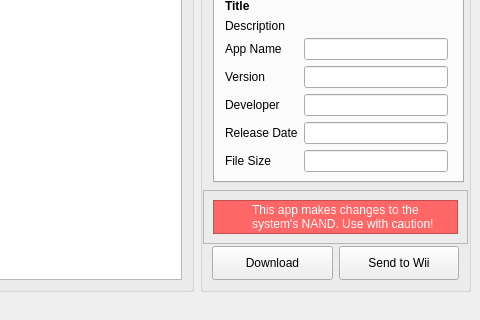
Before: the Qt Designer form gui/united.ui in dhtdht020/osc-dl, drawn with Qt 5; both pictures show x 420 to 900 and y 140 to 460 of the 900 by 460 pixel window.
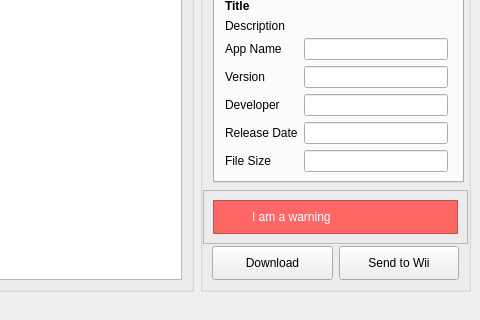
After: the same form once the commit is applied.

Commit message: Added new DEPRECATED warning type

Patch:
```diff
--- a/gui/united.ui
+++ b/gui/united.ui
@@ -696,7 +696,7 @@
              <item>
               <widget class="QLabel" name="NandWarningText_Label">
                <property name="text">
-                <string>This app makes changes to the system's NAND. Use with caution!</string>
+                <string>I am a warning</string>
                </property>
                <property name="wordWrap">
                 <bool>true</bool>
```
Left out of the diff: 12 changed lines with no effect on the pictures. The commit also changes 2 other files.
